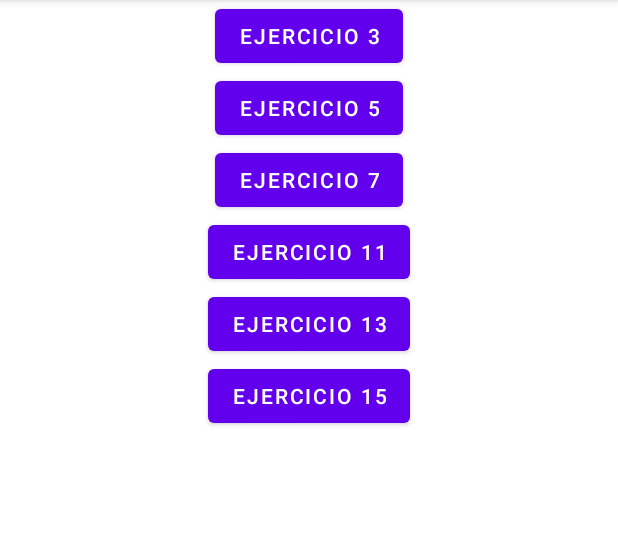
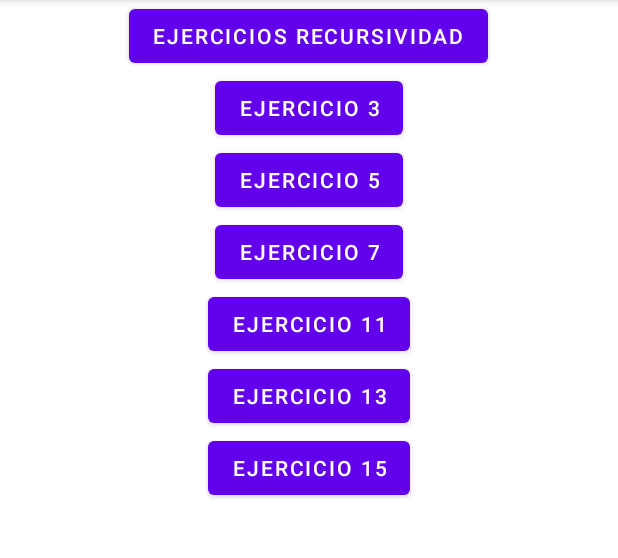
Before and after one commit to Xephorot/U1---P1---M1---Practico-usando-Hilos-runnable-handler-etc., an Android app: the screen it shows after launch (MainActivity), on a phone screen of 412 x 824 dp, the part 84-642 px from its top. Run offline under Robolectric (Android 15) with nearby library versions, the phone set to English and light mode, and no system bars.

Commit message:
Ejercicio 23 y Parte Terminada

```diff
--- a/app/src/main/AndroidManifest.xml
+++ b/app/src/main/AndroidManifest.xml
@@ -16,6 +16,9 @@
         android:supportsRtl="true"
         android:theme="@style/Theme.Practico1"
         tools:targetApi="31">
+        <activity
+            android:name=".EjerciciosRecursividad"
+            android:exported="false" />
         <activity
             android:name=".Ejercicio_15"
             android:exported="false" />
--- a/app/src/main/java/com/example/practico1/MainActivity.java
+++ b/app/src/main/java/com/example/practico1/MainActivity.java
@@ -13,11 +13,13 @@ public class MainActivity extends AppCompatActivity {
     private Button Ejercicio_11;
     private Button Ejercicio_13;
     private Button Ejercicio_15;
+    private Button EjerciciosRecursividad;
     @Override
     protected void onCreate(Bundle savedInstanceState) {
         super.onCreate(savedInstanceState);
         setContentView(R.layout.activity_main);
 
+        EjerciciosRecursividad = findViewById(R.id.btn_ejercicioRecursividad);
         Ejercicio_3 = findViewById(R.id.btn_ejercicio3);
         Ejercicio_5 = findViewById(R.id.btn_ejercicio5);
         Ejercicio_7 = findViewById(R.id.btn_ejercicio7);
@@ -50,5 +52,9 @@ public class MainActivity extends AppCompatActivity {
             Intent intent = new Intent(MainActivity.this, Ejercicio_15.class);
             startActivity(intent);
         });
+        EjerciciosRecursividad.setOnClickListener(view -> {
+            Intent intent = new Intent(MainActivity.this, EjerciciosRecursividad.class);
+            startActivity(intent);
+        });
     }
 }
--- a/app/src/main/res/layout/activity_main.xml
+++ b/app/src/main/res/layout/activity_main.xml
@@ -15,6 +15,12 @@
         app:layout_constraintStart_toStartOf="parent"
         app:layout_constraintTop_toTopOf="parent">
 
+        <Button
+            android:id="@+id/btn_ejercicioRecursividad"
+            android:layout_width="wrap_content"
+            android:layout_height="wrap_content"
+            android:layout_gravity="center"
+            android:text="Ejercicios Recursividad" />
         <Button
             android:id="@+id/btn_ejercicio3"
             android:layout_width="wrap_content"
```
Also changed, not shown: app/src/main/java/com/example/practico1/EjerciciosRecursividad.java (added, +35 -0 lines), app/src/main/java/com/example/practico1/Recursividad/InversorCadena.java (added, +11 -0 lines), app/src/main/res/layout/activity_ejercicios_recursividad.xml (added, +47 -0 lines).
